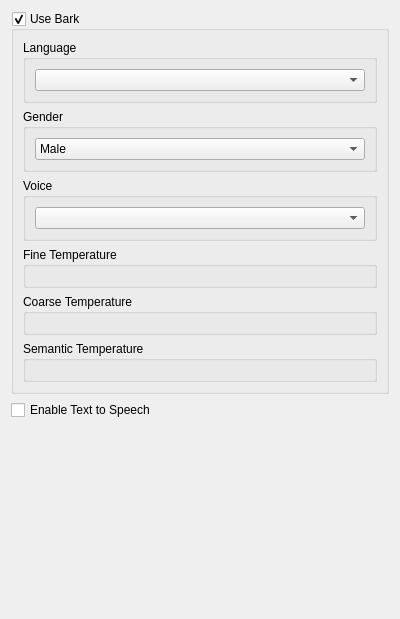
Capsize-Games/airunner, file src/airunner/widgets/tts/templates/tts_preferences.ui: the form before one commit.
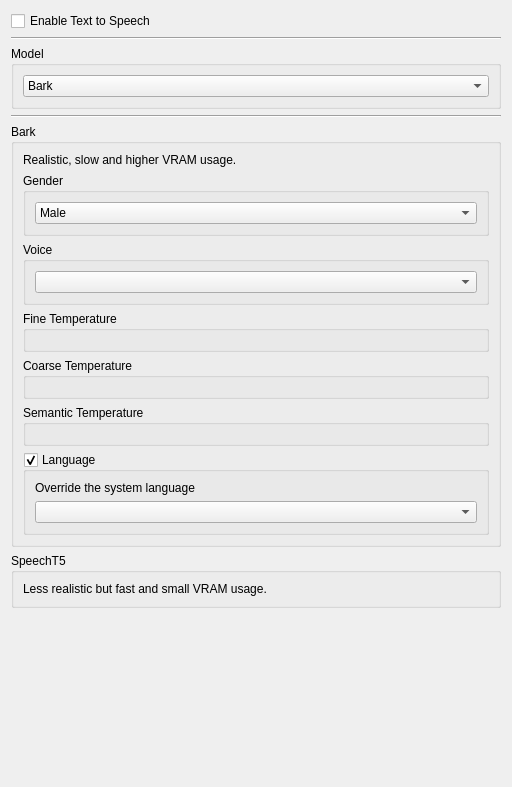
The form after the commit. Custom widgets are drawn as their Qt base class.

```diff
--- a/src/airunner/widgets/tts/templates/tts_preferences.ui
+++ b/src/airunner/widgets/tts/templates/tts_preferences.ui
@@ -6,67 +6,23 @@
    <rect>
     <x>0</x>
     <y>0</y>
-    <width>400</width>
-    <height>619</height>
+    <width>512</width>
+    <height>787</height>
    </rect>
   </property>
   <property name="windowTitle">
    <string>Form</string>
   </property>
   <layout class="QGridLayout" name="gridLayout_7">
-   <item row="10" column="0">
-    <spacer name="verticalSpacer">
-     <property name="orientation">
-      <enum>Qt::Vertical</enum>
-     </property>
-     <property name="sizeHint" stdset="0">
-      <size>
-       <width>20</width>
-       <height>40</height>
-      </size>
-     </property>
-    </spacer>
-   </item>
-   <item row="9" column="0">
-    <widget class="QCheckBox" name="enable_tts">
-     <property name="text">
-      <string>Enable Text to Speech</string>
-     </property>
-    </widget>
-   </item>
-   <item row="0" column="0">
+   <item row="4" column="0">
     <widget class="QGroupBox" name="use_bark">
      <property name="title">
-      <string>Use Bark</string>
+      <string>Bark</string>
      </property>
      <property name="checkable">
-      <bool>true</bool>
+      <bool>false</bool>
      </property>
      <layout class="QGridLayout" name="gridLayout_8">
-      <item row="2" column="0">
-       <widget class="QGroupBox" name="groupBox">
-        <property name="title">
-         <string>Voice</string>
-        </property>
-        <layout class="QGridLayout" name="gridLayout">
-         <item row="0" column="0">
-          <widget class="QComboBox" name="voice_combobox"/>
-         </item>
-        </layout>
-       </widget>
-      </item>
-      <item row="0" column="0">
-       <widget class="QGroupBox" name="groupBox_3">
-        <property name="title">
-         <string>Language</string>
-        </property>
-        <layout class="QGridLayout" name="gridLayout_4">
-         <item row="0" column="0">
-          <widget class="QComboBox" name="language_combobox"/>
-         </item>
-        </layout>
-       </widget>
-      </item>
       <item row="4" column="0">
        <widget class="QGroupBox" name="groupBox_6">
         <property name="title">
@@ -113,14 +69,14 @@
         </layout>
        </widget>
       </item>
-      <item row="5" column="0">
-       <widget class="QGroupBox" name="groupBox_5">
+      <item row="3" column="0">
+       <widget class="QGroupBox" name="groupBox_4">
         <property name="title">
-         <string>Semantic Temperature</string>
+         <string>Fine Temperature</string>
         </property>
-        <layout class="QGridLayout" name="gridLayout_6">
+        <layout class="QGridLayout" name="gridLayout_5">
          <item row="0" column="0">
-          <widget class="SliderWidget" name="semantic_temperature_3" native="true">
+          <widget class="SliderWidget" name="semantic_temperature_2" native="true">
            <property name="slider_minimum" stdset="0">
             <number>1</number>
            </property>
@@ -137,7 +93,7 @@
             <bool>true</bool>
            </property>
            <property name="settings_property" stdset="0">
-            <string>tts_settings.semantic_temperature</string>
+            <string>tts_settings.fine_temperature</string>
            </property>
            <property name="slider_single_step" stdset="0">
             <number>1</number>
@@ -182,14 +138,26 @@
         </layout>
        </widget>
       </item>
-      <item row="3" column="0">
-       <widget class="QGroupBox" name="groupBox_4">
+      <item row="2" column="0">
+       <widget class="QGroupBox" name="groupBox">
         <property name="title">
-         <string>Fine Temperature</string>
+         <string>Voice</string>
         </property>
-        <layout class="QGridLayout" name="gridLayout_5">
+        <layout class="QGridLayout" name="gridLayout">
          <item row="0" column="0">
-          <widget class="SliderWidget" name="semantic_temperature_2" native="true">
+          <widget class="QComboBox" name="voice_combobox"/>
+         </item>
+        </layout>
+       </widget>
+      </item>
+      <item row="5" column="0">
+       <widget class="QGroupBox" name="groupBox_5">
+        <property name="title">
+         <string>Semantic Temperature</string>
+        </property>
+        <layout class="QGridLayout" name="gridLayout_6">
+         <item row="0" column="0">
+          <widget class="SliderWidget" name="semantic_temperature_3" native="true">
            <property name="slider_minimum" stdset="0">
             <number>1</number>
            </property>
@@ -206,7 +174,7 @@
             <bool>true</bool>
            </property>
            <property name="settings_property" stdset="0">
-            <string>tts_settings.fine_temperature</string>
+            <string>tts_settings.semantic_temperature</string>
            </property>
            <property name="slider_single_step" stdset="0">
             <number>1</number>
@@ -226,6 +194,123 @@
           </widget>
          </item>
         </layout>
+       </widget>
+      </item>
+      <item row="6" column="0">
+       <widget class="QGroupBox" name="groupBox_3">
+        <property name="title">
+         <string>Language</string>
+        </property>
+        <property name="checkable">
+         <bool>true</bool>
+        </property>
+        <layout class="QGridLayout" name="gridLayout_4">
+         <item row="1" column="0">
+          <widget class="QComboBox" name="language_combobox"/>
+         </item>
+         <item row="0" column="0">
+          <widget class="QLabel" name="label">
+           <property name="font">
+            <font>
+             <pointsize>9</pointsize>
+            </font>
+           </property>
+           <property name="text">
+            <string>Override the system language</string>
+           </property>
+          </widget>
+         </item>
+        </layout>
+       </widget>
+      </item>
+      <item row="0" column="0">
+       <widget class="QLabel" name="label_3">
+        <property name="font">
+         <font>
+          <pointsize>9</pointsize>
+         </font>
+        </property>
+        <property name="text">
+         <string>Realistic, slow and higher VRAM usage.</string>
+        </property>
+       </widget>
+      </item>
+     </layout>
+    </widget>
+   </item>
+   <item row="0" column="0">
+    <widget class="QCheckBox" name="enable_tts">
+     <property name="text">
+      <string>Enable Text to Speech</string>
+     </property>
+    </widget>
+   </item>
+   <item row="2" column="0">
+    <widget class="QGroupBox" name="groupBox_7">
+     <property name="title">
+      <string>Model</string>
+     </property>
+     <layout class="QGridLayout" name="gridLayout_9">
+      <item row="0" column="0">
+       <widget class="QComboBox" name="comboBox">
+        <item>
+         <property name="text">
+          <string>Bark</string>
+         </property>
+        </item>
+        <item>
+         <property name="text">
+          <string>SpeechT5</string>
+         </property>
+        </item>
+       </widget>
+      </item>
+     </layout>
+    </widget>
+   </item>
+   <item row="15" column="0">
+    <spacer name="verticalSpacer">
+     <property name="orientation">
+      <enum>Qt::Vertical</enum>
+     </property>
+     <property name="sizeHint" stdset="0">
+      <size>
+       <width>20</width>
+       <height>40</height>
+      </size>
+     </property>
+    </spacer>
+   </item>
+   <item row="1" column="0">
+    <widget class="Line" name="line">
+     <property name="orientation">
+      <enum>Qt::Horizontal</enum>
+     </property>
+    </widget>
+   </item>
+   <item row="3" column="0">
+    <widget class="Line" name="line_2">
+     <property name="orientation">
+      <enum>Qt::Horizontal</enum>
+     </property>
+    </widget>
+   </item>
+   <item row="14" column="0">
+    <widget class="QGroupBox" name="speech_t5">
+     <property name="title">
+      <string>SpeechT5</string>
+     </property>
+     <layout class="QGridLayout" name="gridLayout_10">
+      <item row="0" column="0">
+       <widget class="QLabel" name="label_2">
+        <property name="font">
+         <font>
+          <pointsize>9</pointsize>
+         </font>
+        </property>
+        <property name="text">
+         <string>Less realistic but fast and small VRAM usage.</string>
+        </property>
        </widget>
       </item>
      </layout>
```
